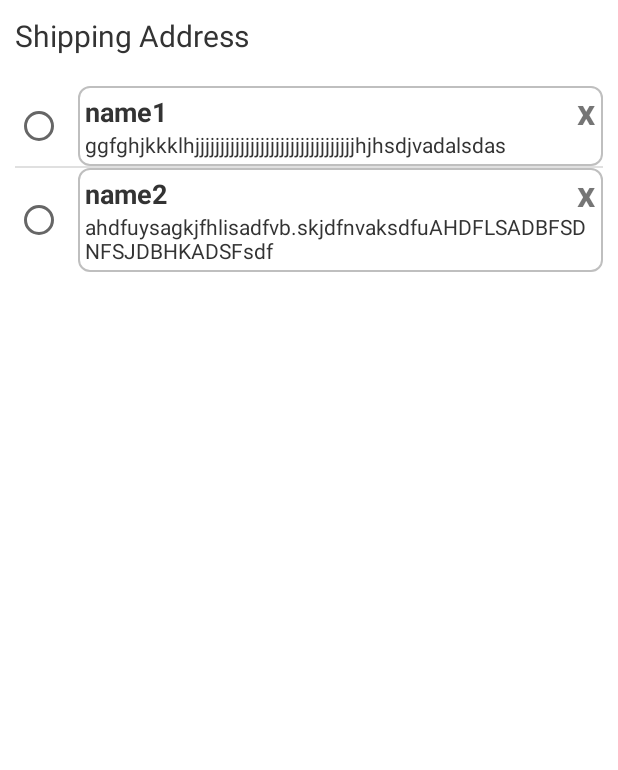
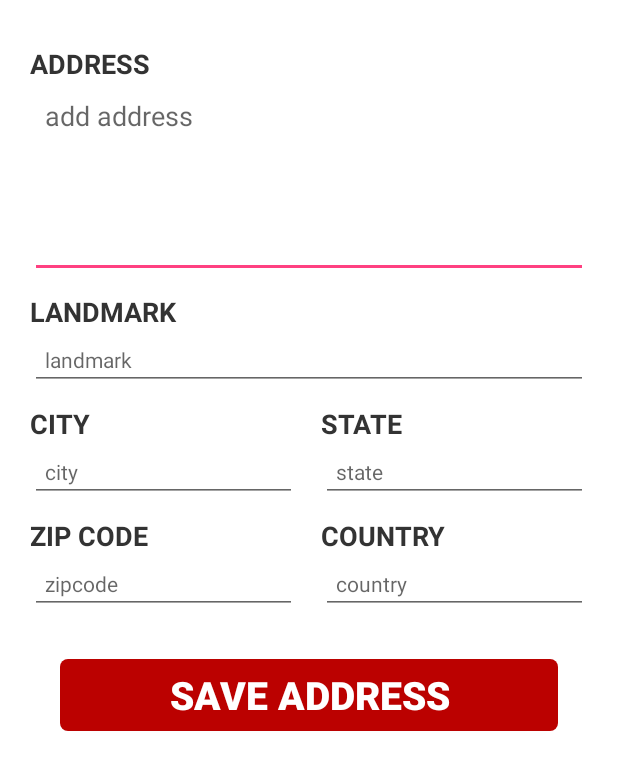
Before and after one commit to nishant-neosoft/neostore, an Android app: the screen it shows after launch (AddressActivity before the commit, AddAddressActivity after it), on a phone screen of 412 x 824 dp. Shown: the top 770 px of the screen. Run offline under Robolectric (Android 15) with nearby library versions, the phone set to English and light mode, and no system bars.

Commit message:
add address

```diff
--- a/app/src/main/AndroidManifest.xml
+++ b/app/src/main/AndroidManifest.xml
@@ -22,11 +22,12 @@
             android:label="@string/title_activity_login">
         </activity>
         <activity android:name=".AddressActivity" android:theme="@style/AppTheme.WhiteBackground">
+        </activity>
+        <activity android:name=".AddAddressActivity" android:theme="@style/AppTheme.WhiteBackground">
             <intent-filter>
                 <action android:name="android.intent.action.MAIN" />
                 <category android:name="android.intent.category.LAUNCHER" />
             </intent-filter>
-
         </activity>
     </application>
 </manifest>
--- /dev/null
+++ b/app/src/main/java/com/neosoft/neostore/AddAddressActivity.java
@@ -0,0 +1,18 @@
+package com.neosoft.neostore;
+
+import android.os.Bundle;
+import android.support.annotation.Nullable;
+import android.support.v7.app.AppCompatActivity;
+
+/**
+ * Created by webwerks1 on 5/12/16.
+ */
+
+public class AddAddressActivity extends AppCompatActivity {
+    @Override
+    protected void onCreate(@Nullable Bundle savedInstanceState) {
+        super.onCreate(savedInstanceState);
+        setContentView(R.layout.activity_add_address);
+
+    }
+}
--- a/app/src/main/java/com/neosoft/neostore/AddressAdapter.java
+++ b/app/src/main/java/com/neosoft/neostore/AddressAdapter.java
@@ -17,8 +17,9 @@ import java.util.ArrayList;
 public class AddressAdapter extends BaseAdapter {
 
 
-    private final ArrayList<AddressDetails> addressdetails;
     LayoutInflater layoutInflater;
+    RadioButton selected = null;
+    private ArrayList<AddressDetails> addressdetails;
 
     public AddressAdapter(Context context, ArrayList<AddressDetails> addressdetails) {
         this.addressdetails = addressdetails;
@@ -41,29 +42,34 @@ public class AddressAdapter extends BaseAdapter {
     }
 
     @Override
-    public View getView(int position, View convertView, ViewGroup parent) {
-        View row = layoutInflater.inflate(R.layout.address_listview_item,parent,false);
-        RadioButton addressSelected = (RadioButton) row.findViewById(R.id.rb_address_selected);
+    public View getView(final int position, View convertView, ViewGroup parent) {
+        View row = layoutInflater.inflate(R.layout.address_listview_item, parent, false);
+        final RadioButton addressSelected = (RadioButton) row.findViewById(R.id.rb_address_selected);
         TextView delete = (TextView) row.findViewById(R.id.delete_address);
         TextView name = (TextView) row.findViewById(R.id.tv_name);
         TextView address = (TextView) row.findViewById(R.id.tv_address);
         name.setText(addressdetails.get(position).getName());
         address.setText(addressdetails.get(position).getAddress());
-        addressSelected.setTag("Choice "+position);
         addressSelected.setOnClickListener(new View.OnClickListener() {
             @Override
             public void onClick(View v) {
-//                clearChoice();
+                if (selected != null) {
+                    selected.setChecked(false);
+                }
+                addressSelected.setChecked(true);
+                selected = addressSelected;
             }
         });
-        delete.setTag("Delete "+ position);
+        delete.setTag(position);
         delete.setOnClickListener(new View.OnClickListener() {
             @Override
             public void onClick(View v) {
-                //checkselection();
-                //deleterow()
+                if (selected==addressSelected) selected = null;
+                addressdetails.remove(position);
+                notifyDataSetChanged();
             }
         });
         return row;
     }
+
 }
--- /dev/null
+++ b/app/src/main/res/drawable/submit_red_style.xml
@@ -0,0 +1,6 @@
+<?xml version="1.0" encoding="UTF-8"?>
+<shape xmlns:android="http://schemas.android.com/apk/res/android"
+    android:shape="rectangle">
+    <solid android:color="@color/colorFreeSpeechRed" />
+    <corners android:radius="@dimen/btn_radius" />
+</shape>
--- /dev/null
+++ b/app/src/main/res/layout/activity_add_address.xml
@@ -0,0 +1,92 @@
+<?xml version="1.0" encoding="utf-8"?>
+<LinearLayout xmlns:android="http://schemas.android.com/apk/res/android"
+    android:layout_width="match_parent"
+    android:layout_height="match_parent"
+    android:orientation="vertical"
+    android:padding="@dimen/tv_side_pad">
+
+    <TextView
+        style="@style/TextViewsinAddAddress"
+        android:text="ADDRESS" />
+
+    <EditText
+        android:id="@+id/et_address_add"
+        android:layout_width="match_parent"
+        android:layout_height="wrap_content"
+        android:lines="5"
+        android:paddingLeft="@dimen/add_address_edittext_leftpadding"
+        android:gravity="top|left"
+        android:hint="add address" />
+
+    <TextView
+        style="@style/TextViewsinAddAddress"
+        android:text="LANDMARK" />
+
+    <EditText
+        style="@style/EditTextInAddAddress"
+        android:hint="landmark" />
+
+    <LinearLayout
+        android:layout_width="match_parent"
+        android:layout_height="wrap_content"
+        android:orientation="horizontal"
+        android:weightSum="2">
+
+        <LinearLayout
+            android:layout_width="0dp"
+            android:layout_height="wrap_content"
+            android:layout_marginRight="8dp"
+            android:layout_weight="1"
+            android:orientation="vertical">
+
+            <TextView
+                style="@style/TextViewsinAddAddress"
+                android:text="CITY" />
+
+            <EditText
+                style="@style/EditTextInAddAddress"
+                android:hint="city" />
+
+            <TextView
+                style="@style/TextViewsinAddAddress"
+                android:text="ZIP CODE" />
+
+            <EditText
+                style="@style/EditTextInAddAddress"
+                android:hint="zipcode"
+                android:inputType="phone"
+                android:maxLength="6" />
+
+        </LinearLayout>
+
+        <LinearLayout
+            android:layout_width="0dp"
+            android:layout_height="wrap_content"
+            android:layout_marginLeft="8dp"
+            android:layout_weight="1"
+            android:orientation="vertical">
+
+            <TextView
+                style="@style/TextViewsinAddAddress"
+                android:text="STATE" />
+
+            <EditText
+                style="@style/EditTextInAddAddress"
+                android:hint="state" />
+
+            <TextView
+                style="@style/TextViewsinAddAddress"
+                android:text="COUNTRY" />
+
+            <EditText
+                style="@style/EditTextInAddAddress"
+                android:hint="country" />
+        </LinearLayout>
+
+    </LinearLayout>
+
+    <Button
+        style="@style/SubmitButtoninWhite.Red"
+        android:background="@drawable/submit_red_style"
+        android:text="SAVE ADDRESS" />
+</LinearLayout>
--- a/app/src/main/res/layout/address_listview_item.xml
+++ b/app/src/main/res/layout/address_listview_item.xml
@@ -2,8 +2,6 @@
 <LinearLayout xmlns:android="http://schemas.android.com/apk/res/android"
     android:layout_width="match_parent"
     android:layout_height="wrap_content"
-    android:layout_marginBottom="10dp"
-    android:layout_marginTop="10dp"
     android:orientation="horizontal">
 
     <RadioButton
@@ -48,8 +46,8 @@
             android:layout_gravity="top|end"
             android:layout_marginRight="5dp"
             android:background="#00000000"
+            android:clickable="true"
             android:text="x"
-            android:clickable="true"
             android:textSize="24dp"
             android:textStyle="bold" />
     </FrameLayout>
--- a/app/src/main/res/values/dimen.xml
+++ b/app/src/main/res/values/dimen.xml
@@ -3,7 +3,7 @@
     <dimen name="btn_radius">5dp</dimen>
     <dimen name="tv_side_pad">20dp</dimen>
     <dimen name="tv_updown_pad">10dp</dimen>
-    <dimen name="submit_up_pad">40dp</dimen>
+    <dimen name="submit_up_pad">30dp</dimen>
     <dimen name="submit_down_pad">30dp</dimen>
     <dimen name="neostorebottom_pad">30dp</dimen>
 </resources>
--- a/app/src/main/res/values/dimens.xml
+++ b/app/src/main/res/values/dimens.xml
@@ -4,4 +4,5 @@
     <dimen name="activity_vertical_margin">16dp</dimen>
     <dimen name="fab_margin">16dp</dimen>
     <dimen name="cart_counter_radius">20dp</dimen>
+    <dimen name="add_address_edittext_leftpadding">10dp</dimen>
 </resources>
--- a/app/src/main/res/values/styles.xml
+++ b/app/src/main/res/values/styles.xml
@@ -59,8 +59,8 @@
         <item name="android:textStyle">bold</item>
     </style>
 
-    <style name="SubmitButtoninWhite.Large">
-        <item name="android:textSize">26dp</item>
+    <style name="SubmitButtoninWhite.Red">
+        <item name="android:textColor">@color/colorWhite</item>
     </style>
 
     <style name="HomepageButton">
@@ -85,4 +85,22 @@
         <item name="windowActionBar">false</item>
         <item name="windowNoTitle">true</item>
     </style>
+
+    <style name="TextViewsinAddAddress">
+        <item name="android:layout_width">match_parent</item>
+        <item name="android:layout_height">wrap_content</item>
+        <item name="android:textColor">@color/colorgray20</item>
+        <item name="android:textStyle">bold</item>
+        <item name="android:textAppearance">@android:style/TextAppearance.Medium</item>
+        <item name="android:layout_marginTop">@dimen/tv_updown_pad</item>
+    </style>
+
+    <style name="EditTextInAddAddress">
+        <item name="android:layout_width">match_parent</item>
+        <item name="android:layout_height">wrap_content</item>
+        <item name="android:ems">1</item>
+        <item name="android:textAppearance">@android:style/TextAppearance.Small</item>
+        <item name="android:gravity">top|left</item>
+        <item name="android:paddingLeft">@dimen/add_address_edittext_leftpadding</item>
+    </style>
 </resources>
```
Also changed, not shown: app/src/main/java/com/neosoft/neostore/AddressActivity.java (+29 -1 lines), app/src/main/res/layout/activity_address_list.xml (+9 -1 lines), app/src/main/res/menu/menu_address.xml (added, +13 -0 lines), app/src/main/res/drawable-hdpi/ic_add_address.png (added), app/src/main/res/drawable-mdpi/ic_add_address.png (added), app/src/main/res/drawable-xhdpi/ic_add_address.png (added), app/src/main/res/drawable-xxhdpi/ic_add_address.png (added).
